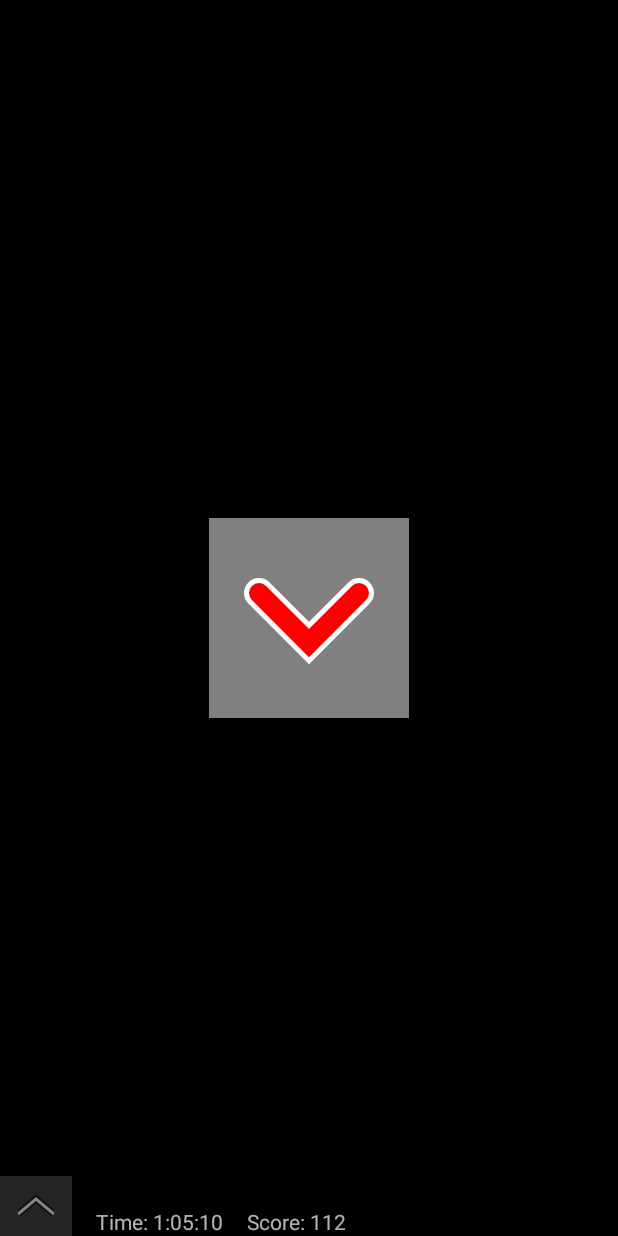
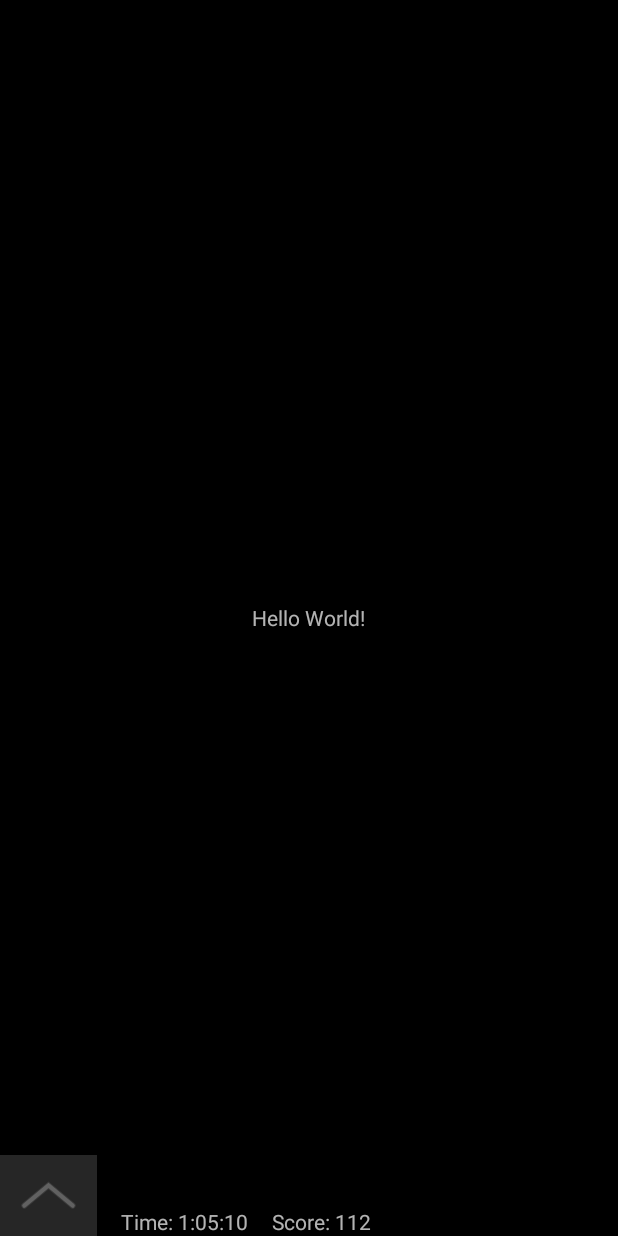
Before and after one commit to arsenioo/BottomSheetMenuExample, an Android app: the screen it shows after launch (MainActivity), after a tap on "Options", on a phone screen of 412 x 824 dp. Run offline under Robolectric (Android 15) with nearby library versions, the phone set to English and light mode, and no system bars; our stand-ins replace FlexboxLayout; 1 statement that could not run was skipped; 2 other taps on this screen came first.

Commit message:
DynamicArrowView for bird

```diff
--- a/app/src/main/java/com/example/bottomsheetmenuexample/CustomMenuV3.java
+++ b/app/src/main/java/com/example/bottomsheetmenuexample/CustomMenuV3.java
@@ -5,17 +5,10 @@ import android.content.BroadcastReceiver;
 import android.content.Context;
 import android.content.Intent;
 import android.content.IntentFilter;
-import android.content.res.Resources;
 import android.graphics.Color;
-import android.graphics.Paint;
-import android.graphics.Path;
 import android.graphics.PorterDuff;
 import android.graphics.PorterDuffColorFilter;
 import android.graphics.Rect;
-import android.graphics.drawable.Drawable;
-import android.graphics.drawable.LayerDrawable;
-import android.graphics.drawable.ShapeDrawable;
-import android.graphics.drawable.shapes.PathShape;
 import android.os.BatteryManager;
 import android.text.format.DateFormat;
 import android.util.TypedValue;
@@ -23,9 +16,7 @@ import android.view.Gravity;
 import android.view.MotionEvent;
 import android.view.View;
 import android.view.ViewGroup;
-import android.view.animation.AlphaAnimation;
 import android.widget.FrameLayout;
-import android.widget.ImageView;
 import android.widget.LinearLayout;
 import android.widget.TextView;
 
@@ -46,7 +37,8 @@ public class CustomMenuV3 extends BottomSheetMenu implements View.OnClickListene
 
     private static final int BATTERY_BUTTON_ICON = R.id.third_menu_item_icon;
     private static final int BATTERY_BUTTON_TEXT = R.id.third_menu_item_caption;
-    private View menuControlButton;
+    View menuControlButtonFrame;
+    private DynamicArrowView menuControlButton;
     private View exitButton;
     private boolean _menuButtonEnabled;
     private View topView;
@@ -123,13 +115,24 @@ public class CustomMenuV3 extends BottomSheetMenu implements View.OnClickListene
 
     private void initMenuControlButton()
     {
-        menuControlButton = topView.findViewById(R.id.closeBut);
+        menuControlButtonFrame = topView.findViewById(R.id.closeButFrame);
         updateMenuButtonVisibility();
-        menuControlButton.setOnClickListener(this);
-        LinearLayout.LayoutParams params = (LinearLayout.LayoutParams)menuControlButton.getLayoutParams();
+        menuControlButtonFrame.setOnClickListener(this);
+        LinearLayout.LayoutParams params = (LinearLayout.LayoutParams)menuControlButtonFrame.getLayoutParams();
         mMenuButtonHeight = params.height;
         mMenuButtonWidth = params.width = (int)(mMenuButtonHeight * 1.2);
-        menuControlButton.setLayoutParams(params);
+        menuControlButtonFrame.setLayoutParams(params);
+        menuControlButton = new DynamicArrowView(mContext);
+        FrameLayout.LayoutParams lp = new FrameLayout.LayoutParams(ViewGroup.LayoutParams.MATCH_PARENT, ViewGroup.LayoutParams.MATCH_PARENT, Gravity.CENTER);
+        menuControlButton.setBackgroundColor(mContext.getResources().getColor(R.color.menuBackgroundColor));
+        menuControlButton.setInnerColor(Color.WHITE);
+        menuControlButton.setInnerWidth(4.0f);
+        menuControlButton.setOuterColor(Color.GRAY);
+        menuControlButton.setOuterWidth(6.0f);
+        menuControlButton.setArrowPhase(1f);
+        ((ViewGroup)menuControlButtonFrame).addView(menuControlButton, lp);
+        fadeButtonIn();
+        fadeButtonOutWithDelay();
     }
 
     @Override
@@ -155,17 +158,8 @@ public class CustomMenuV3 extends BottomSheetMenu implements View.OnClickListene
     private void drawBird(float slideOffset)
     {
         if(menuControlButton == null || menuControlButton.getVisibility() != View.VISIBLE) return;
-
-        Drawable[] layers = new Drawable[2];
-        Resources r = getResources();
-        final float birdWidth = mMenuButtonWidth / 2.0f;
-        final float birdHeight =  mMenuButtonHeight / 4.0f;
-        layers[0] = paintDrawable(slideOffset, birdWidth, birdHeight, Color.BLACK, r.getDimensionPixelSize(R.dimen.bird_stroke_width) * 2, true);
-        layers[1] = paintDrawable(slideOffset, birdWidth, birdHeight, Color.WHITE, r.getDimensionPixelSize(R.dimen.bird_stroke_width), false);
-        LayerDrawable layerDrawable = new LayerDrawable(layers);
-        ImageView image = menuControlButton.findViewById(R.id.closeButImage);
-        image.setImageDrawable(layerDrawable);
-        image.requestLayout();
+        menuControlButton.setArrowPhase(slideOffset);
+        menuControlButton.invalidate();
     }
 
     @SuppressLint("RtlHardcoded")
@@ -186,24 +180,6 @@ public class CustomMenuV3 extends BottomSheetMenu implements View.OnClickListene
         exitButton.invalidate();
         exitButton.requestLayout();
         exitButton.bringToFront();
-    }
-
-
-    final Rect zeroRect = new Rect();
-
-    private ShapeDrawable paintDrawable(float offset, float width, float height, int color, int strokeWidth, boolean shadowEnabled)
-    {
-        ShapeDrawable drawable = new ShapeDrawable(TriangleShape.create(width, height, offset));
-        Paint arrowPaint = drawable.getPaint();
-        arrowPaint.setStyle(Paint.Style.STROKE);
-        arrowPaint.setColor(color);
-        arrowPaint.setStrokeWidth(strokeWidth);
-        arrowPaint.setAntiAlias(true);
-        if (shadowEnabled) arrowPaint.setShadowLayer(strokeWidth / 4.0f, 0, 0, Color.BLACK);
-        drawable.setIntrinsicWidth((int)width);
-        drawable.setIntrinsicHeight((int)height);
-        drawable.setPadding(zeroRect);                // BugFix for SFA-222, don't change this line:
-        return drawable;
     }
 
     @Override
@@ -245,27 +221,16 @@ public class CustomMenuV3 extends BottomSheetMenu implements View.OnClickListene
         drawExitButton(slideOffset);
     }
 
-    private void fadeAnimation(float finalAlpha)
-    {
-        if (android.os.Build.VERSION.SDK_INT < 16 || menuControlButton == null || menuControlButton.getVisibility() != View.VISIBLE) return;
-        ImageView image = menuControlButton.findViewById(R.id.closeButImage);
-        if (image == null) return;
-        AlphaAnimation animation1 = new AlphaAnimation(image.getAlpha(), finalAlpha);
-        animation1.setDuration(500);
-        image.setAlpha(finalAlpha);
-        animation1.setFillAfter(true);
-        image.startAnimation(animation1);
-    }
 
     final Runnable fadeButtonOut = new Runnable() {
         @Override
         public void run() {
-            fadeAnimation(0.5f);
+            menuControlButton.animateAlpha(0.2f);
         }
     };
 
     private void fadeButtonIn() {
-        fadeAnimation(1.0f);
+        menuControlButton.animateAlpha(1.0f);
     }
 
     private void fadeButtonOutWithDelay() {
@@ -276,7 +241,7 @@ public class CustomMenuV3 extends BottomSheetMenu implements View.OnClickListene
     @Override
     public void onClick(View v)
     {
-        if (v.getId() == R.id.closeBut) toggle();
+        if (v.equals(menuControlButtonFrame)) toggle();
     }
 
 
@@ -322,7 +287,7 @@ public class CustomMenuV3 extends BottomSheetMenu implements View.OnClickListene
 
     private void updateMenuButtonVisibility()
     {
-        menuControlButton.setVisibility(_menuButtonEnabled?View.VISIBLE:View.GONE);
+        menuControlButtonFrame.setVisibility(_menuButtonEnabled?View.VISIBLE:View.GONE);
     }
 
     private BroadcastReceiver mBatteryInfoReceiver = new BroadcastReceiver()
@@ -391,32 +356,4 @@ public class CustomMenuV3 extends BottomSheetMenu implements View.OnClickListene
     public void replaceMenuNewGameToResign(){replaceMenuItem(NEW_GAME_BUTTON,   getResources().getString(R.string.resign));}
     public void replaceMenuNewGameToClaim(){replaceMenuItem(NEW_GAME_BUTTON,   getResources().getString(R.string.claim_victory));}
     public void restoreMenuNewGame(){replaceMenuItem(NEW_GAME_BUTTON,   getResources().getString(R.string.new_g));}*/
-
-
-
-    /**
-     * Wrapper around {@link PathShape}
-     * that creates a shape with a triangular path (pointing up or down).
-     */
-    static class TriangleShape extends PathShape
-    {
-        TriangleShape(@NonNull Path path, float stdWidth, float stdHeight) {
-            super(path, stdWidth, stdHeight);
-        }
-
-        static TriangleShape create(float width, float height, float phase)
-        {
-            Path triangularPath = new Path();
-            phase = (float) Math.sin(Math.PI / 2. * phase); //for better "bird" rotation simulation
-            float yEnds = height * (1- phase);
-            float yCenter = height * phase;
-
-                triangularPath.moveTo(0, yEnds);
-                triangularPath.lineTo(width / 2, yCenter);
-                triangularPath.lineTo(width, yEnds);
-
-            return new TriangleShape(triangularPath, width, height);
-        }
-
-    }
 }
--- /dev/null
+++ b/app/src/main/java/com/example/bottomsheetmenuexample/DynamicArrowView.java
@@ -0,0 +1,109 @@
+package com.example.bottomsheetmenuexample;
+
+import android.animation.ValueAnimator;
+import android.content.Context;
+import android.graphics.Canvas;
+import android.graphics.Paint;
+import android.graphics.Path;
+import android.view.View;
+
+import androidx.core.graphics.ColorUtils;
+
+class DynamicArrowView extends View {
+    private Paint arrowPaint = new Paint();
+    private Path arrowPath = new Path();
+    private float innerWidth;
+    private float outerWidth;
+    private float arrowPhase;
+    private int innerColor;
+    private int outerColor;
+    private float alpha = 0;
+
+    public DynamicArrowView(Context context) {
+        super(context);
+        arrowPaint.setStyle(Paint.Style.STROKE);
+        arrowPaint.setStrokeCap(Paint.Cap.ROUND);
+    }
+
+    void setInnerWidth(float width)
+    {
+        innerWidth = width;
+    }
+
+    void setOuterWidth(float width)
+    {
+        outerWidth = width;
+    }
+
+    void setArrowPhase(float phase)
+    {
+        arrowPhase = phase;
+        recalculatePath();
+    }
+
+    void setInnerColor(int color)
+    {
+        innerColor = color;
+    }
+
+    void setOuterColor(int color)
+    {
+        outerColor = color;
+    }
+
+    void recalculatePath()
+    {
+        final float sizeX = getWidth() / 2.0f;
+        final float sizeY = getHeight() / 4.0f;
+
+        final float y1 = (getHeight() - sizeY) / 2.0f;
+        final float x1 = (getWidth() - sizeX) / 2.0f;
+        final float x2 = x1 + sizeX / 2.0f;
+        final float x3 = x1 + sizeX;
+        final float phase = (float) Math.sin(Math.PI / 2.0f * arrowPhase); //for better "bird" rotation simulation
+        final float yEnds = y1 + sizeY * (1 - phase);
+        final float yCenter = y1 + sizeY * phase;
+        arrowPath.rewind();
+        arrowPath.moveTo(x1, yEnds);
+        arrowPath.lineTo(x2, yCenter);
+        arrowPath.lineTo(x3, yEnds);
+    }
+
+    @Override
+    protected void onSizeChanged(int w, int h, int oldw, int oldh) {
+        super.onSizeChanged(w, h, oldw, oldh);
+        recalculatePath();
+    }
+
+    protected void onDraw(Canvas canvas) {
+        super.onDraw(canvas);
+
+        if (outerColor != 0) {
+            arrowPaint.setColor(ColorUtils.setAlphaComponent(outerColor, (int)(255 * alpha)));
+            arrowPaint.setStrokeWidth(outerWidth);
+            canvas.drawPath(arrowPath, arrowPaint);
+        }
+
+        if (innerColor != 0) {
+            arrowPaint.setColor(ColorUtils.setAlphaComponent(innerColor, (int)(255 * alpha)));
+            arrowPaint.setStrokeWidth(innerWidth);
+            canvas.drawPath(arrowPath, arrowPaint);
+        }
+    }
+
+    public  void animateAlpha(float newAlpha)
+    {
+        float oldAlpha = alpha;
+        ValueAnimator va = ValueAnimator.ofFloat(oldAlpha, newAlpha);
+        int mDuration = 300; //in millis
+        va.setDuration(mDuration);
+        va.addUpdateListener(new ValueAnimator.AnimatorUpdateListener()
+        {
+            public void onAnimationUpdate(ValueAnimator animation) {
+                alpha = (float)animation.getAnimatedValue();
+                invalidate();
+            }
+        });
+        va.start();
+    }
+}
--- a/app/src/main/java/com/example/bottomsheetmenuexample/MainActivity.java
+++ b/app/src/main/java/com/example/bottomsheetmenuexample/MainActivity.java
@@ -1,21 +1,12 @@
 package com.example.bottomsheetmenuexample;
 
-import android.content.Context;
-import android.graphics.Canvas;
-import android.graphics.Paint;
-import android.graphics.Path;
 import android.os.Bundle;
-import android.os.SystemClock;
-import android.view.Gravity;
 import android.view.View;
 import android.view.ViewGroup;
-import android.widget.FrameLayout;
 import android.widget.Toast;
 
 import androidx.appcompat.app.AppCompatActivity;
 import androidx.appcompat.app.AppCompatDelegate;
-
-import java.util.Random;
 
 public class MainActivity extends AppCompatActivity {
 
@@ -29,15 +20,6 @@ public class MainActivity extends AppCompatActivity {
         AppCompatDelegate.setCompatVectorFromResourcesEnabled(true);
         setContentView(R.layout.activity_main);
         rootLayout = findViewById(android.R.id.content);
-        testArrow = new DynamicArrowView(this);
-        FrameLayout.LayoutParams lp = new FrameLayout.LayoutParams(200, 200, Gravity.CENTER);
-        testArrow.setBackgroundColor(0xFF808080);
-        testArrow.setInnerColor(0xFFFF0000);
-        testArrow.setInnerWidth(20.0f);
-        testArrow.setOuterColor(0xFFFFFFFF);
-        testArrow.setOuterWidth(30.0f);
-        testArrow.setArrowPhase(1f);
-        rootLayout.addView(testArrow, lp);
         createMenu();
     }
 
@@ -59,89 +41,5 @@ public class MainActivity extends AppCompatActivity {
     public void onSeventhButtonClick(View v){Toast.makeText(this, "Debug", Toast.LENGTH_LONG).show();}
     public void onExitButtonClick(View v)
     {
-        testArrow.setArrowPhase((SystemClock.currentThreadTimeMillis() % 20) / 19.0f);
-        testArrow.invalidate();
-    }
-
-    class DynamicArrowView extends View {
-        private Paint arrowPaint = new Paint();
-        private Path arrowPath = new Path();
-        private float innerWidth;
-        private float outerWidth;
-        private float arrowPhase;
-        private int innerColor;
-        private int outerColor;
-
-        public DynamicArrowView(Context context) {
-            super(context);
-            arrowPaint.setStyle(Paint.Style.STROKE);
-            arrowPaint.setStrokeCap(Paint.Cap.ROUND);
-        }
-
-        void setInnerWidth(float width)
-        {
-            innerWidth = width;
-        }
-
-        void setOuterWidth(float width)
-        {
-            outerWidth = width;
-        }
-
-        void setArrowPhase(float phase)
-        {
-            arrowPhase = phase;
-            recalculatePath();
-        }
-
-        void setInnerColor(int color)
-        {
-            innerColor = color;
-        }
-
-        void setOuterColor(int color)
-        {
-            outerColor = color;
-        }
-
-        void recalculatePath()
-        {
-            final float sizeX = getWidth() / 2.0f;
-            final float sizeY = getHeight() / 4.0f;
-
-            final float y1 = (getHeight() - sizeY) / 2.0f;
-            final float x1 = (getWidth() - sizeX) / 2.0f;
-            final float x2 = x1 + sizeX / 2.0f;
-            final float x3 = x1 + sizeX;
-            final float phase = (float) Math.sin(Math.PI / 2.0f * arrowPhase); //for better "bird" rotation simulation
-            final float yEnds = y1 + sizeY * (1 - phase);
-            final float yCenter = y1 + sizeY * phase;
-            arrowPath.rewind();
-            arrowPath.moveTo(x1, yEnds);
-            arrowPath.lineTo(x2, yCenter);
-            arrowPath.lineTo(x3, yEnds);
-        }
-
-        @Override
-        protected void onSizeChanged(int w, int h, int oldw, int oldh) {
-            super.onSizeChanged(w, h, oldw, oldh);
-            recalculatePath();
-        }
-
-        protected void onDraw(Canvas canvas) {
-            super.onDraw(canvas);
-
-            if (outerColor != 0) {
-                arrowPaint.setColor(outerColor);
-                arrowPaint.setStrokeWidth(outerWidth);
-                canvas.drawPath(arrowPath, arrowPaint);
-            }
-
-            if (innerColor != 0) {
-                arrowPaint.setColor(innerColor);
-                arrowPaint.setStrokeWidth(innerWidth);
-                canvas.drawPath(arrowPath, arrowPaint);
-            }
-        }
     }
 }
--- a/app/src/main/res/layout/menu_top_part.xml
+++ b/app/src/main/res/layout/menu_top_part.xml
@@ -7,23 +7,16 @@
         android:layout_alignParentLeft="true"
         android:layout_alignParentStart="true"
         android:layout_alignParentTop="true">
+
         <FrameLayout
-            android:id="@+id/closeBut"
+            android:id="@+id/closeButFrame"
             android:layout_width="40dp"
-            android:layout_height="40dp"
+            android:layout_height="@dimen/menu_button_height"
             android:clickable="true"
             android:focusable="true"
             android:focusableInTouchMode="false"
-            android:gravity="center"
-            android:background="@color/menuBackgroundColor">
+            android:gravity="center" />
 
-                <ImageView
-                    android:id="@+id/closeButImage"
-                    android:layout_width="wrap_content"
-                    android:layout_height="@dimen/menu_button_height"
-                    android:layout_gravity="center"
-                    />
-        </FrameLayout>
         <TextView
             android:id="@+id/timeLabelView"
             android:layout_marginLeft="16dp"
```
